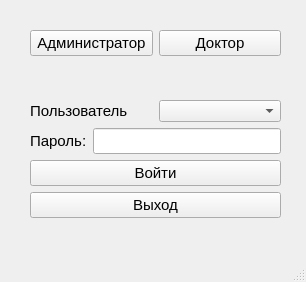
Old version of the form ui/enter.ui in the repository flexyw1be/DentalProject.
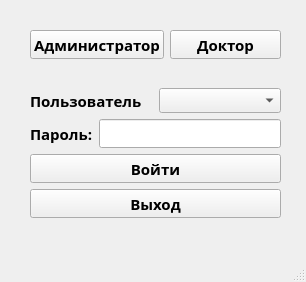
New version of the form.

```diff
--- a/ui/enter.ui
+++ b/ui/enter.ui
@@ -28,8 +28,10 @@
       <widget class="QPushButton" name="enter_push_button">
        <property name="font">
         <font>
-         <family>Segoe UI</family>
+         <family>Segoe UI Semibold</family>
          <pointsize>11</pointsize>
+         <weight>75</weight>
+         <bold>true</bold>
         </font>
        </property>
        <property name="text">
@@ -56,8 +58,10 @@
         <widget class="QPushButton" name="admin_push_button">
          <property name="font">
           <font>
-           <family>Segoe UI</family>
+           <family>Segoe UI Semibold</family>
            <pointsize>11</pointsize>
+           <weight>75</weight>
+           <bold>true</bold>
           </font>
          </property>
          <property name="text">
@@ -69,8 +73,10 @@
         <widget class="QPushButton" name="doctor_push_button">
          <property name="font">
           <font>
-           <family>Segoe UI</family>
+           <family>Segoe UI Semibold</family>
            <pointsize>11</pointsize>
+           <weight>75</weight>
+           <bold>true</bold>
           </font>
          </property>
          <property name="text">
@@ -84,8 +90,10 @@
       <widget class="QPushButton" name="exit_push_button">
        <property name="font">
         <font>
-         <family>Segoe UI</family>
+         <family>Segoe UI Semibold</family>
          <pointsize>11</pointsize>
+         <weight>75</weight>
+         <bold>true</bold>
         </font>
        </property>
        <property name="text">
@@ -99,8 +107,10 @@
         <widget class="QLabel" name="label">
          <property name="font">
           <font>
-           <family>Segoe UI</family>
+           <family>Segoe UI Semibold</family>
            <pointsize>11</pointsize>
+           <weight>75</weight>
+           <bold>true</bold>
           </font>
          </property>
          <property name="text">
@@ -109,7 +119,15 @@
         </widget>
        </item>
        <item>
-        <widget class="QComboBox" name="users_combo_box"/>
+        <widget class="QComboBox" name="users_combo_box">
+         <property name="font">
+          <font>
+           <family>Segoe UI Semibold</family>
+           <weight>75</weight>
+           <bold>true</bold>
+          </font>
+         </property>
+        </widget>
        </item>
       </layout>
      </item>
@@ -119,8 +137,10 @@
         <widget class="QLabel" name="label_2">
          <property name="font">
           <font>
-           <family>Segoe UI</family>
+           <family>Segoe UI Semibold</family>
            <pointsize>11</pointsize>
+           <weight>75</weight>
+           <bold>true</bold>
           </font>
          </property>
          <property name="text">
@@ -132,8 +152,10 @@
         <widget class="QLineEdit" name="password_line_edit">
          <property name="font">
           <font>
-           <family>Segoe UI</family>
+           <family>Segoe UI Semibold</family>
            <pointsize>11</pointsize>
+           <weight>75</weight>
+           <bold>true</bold>
           </font>
          </property>
         </widget>
```
